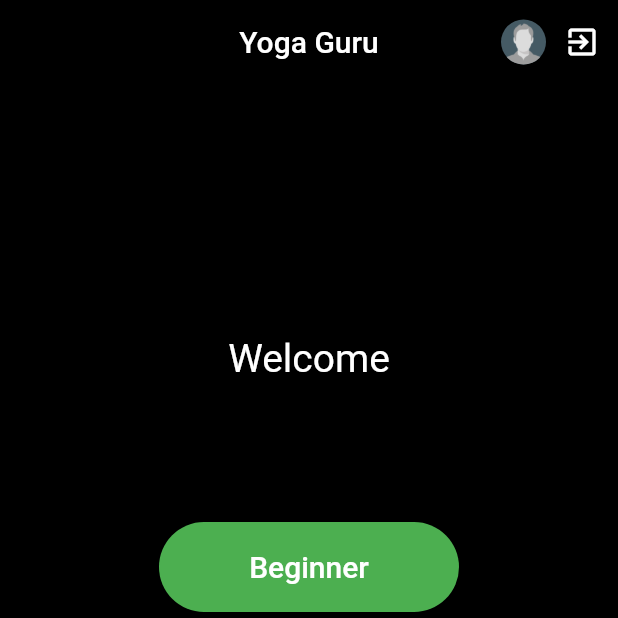
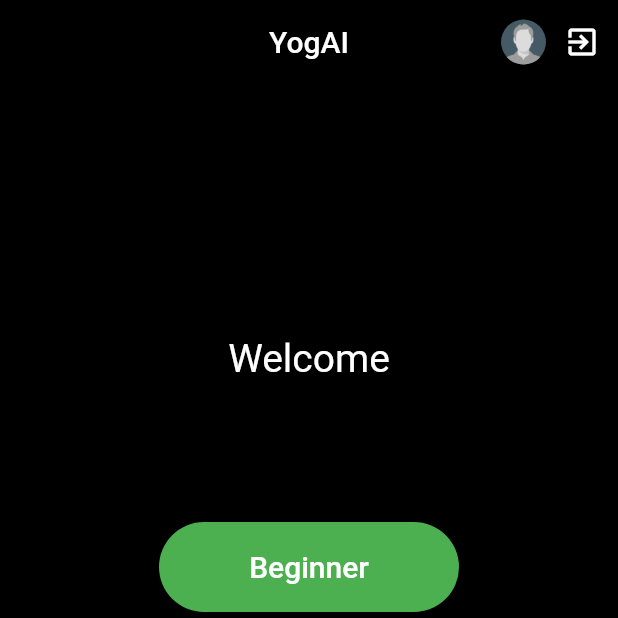
Before and after one commit to Avinash987/yogAI, a Flutter app: the Home screen opened directly, on a phone screen of 412 x 824 dp, the top half of it. Run offline on Flutter 3.47's test engine with Material 2 defaults, Android fonts, the phone set to English and light mode, and no system bars; our stand-ins replace camera, cloud_firestore, firebase_auth, firebase_storage, flutter_swiper, image_picker and 2 more; missing offline and left inert: tflite; accounts and stored records are empty.

Commit message:
fixing bugs

```diff
--- a/lib/home.dart
+++ b/lib/home.dart
@@ -31,7 +31,7 @@ class Home extends StatelessWidget {
       backgroundColor: Colors.black,
       appBar: AppBar(
         backgroundColor: Colors.black,
-        title: Text('Yoga Guru'),
+        title: Text('YogAI'),
         centerTitle: true,
         actions: <Widget>[
           GestureDetector(
--- a/lib/main.dart
+++ b/lib/main.dart
@@ -65,7 +65,7 @@ class MyApp extends StatelessWidget {
   Widget build(BuildContext context) {
     return MaterialApp(
       debugShowCheckedModeBanner: false,
-      title: 'Yoga Guru',
+      title: 'YogAI',
       theme: ThemeData(
         primarySwatch: Colors.blueGrey,
       ),
```
Also changed, not shown: 1 other file.
